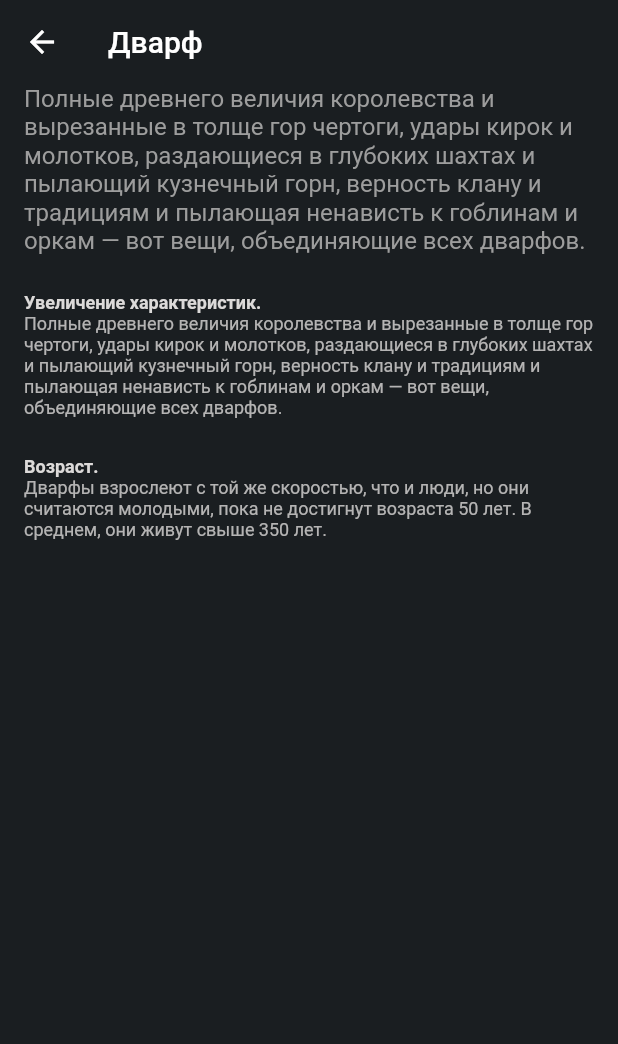
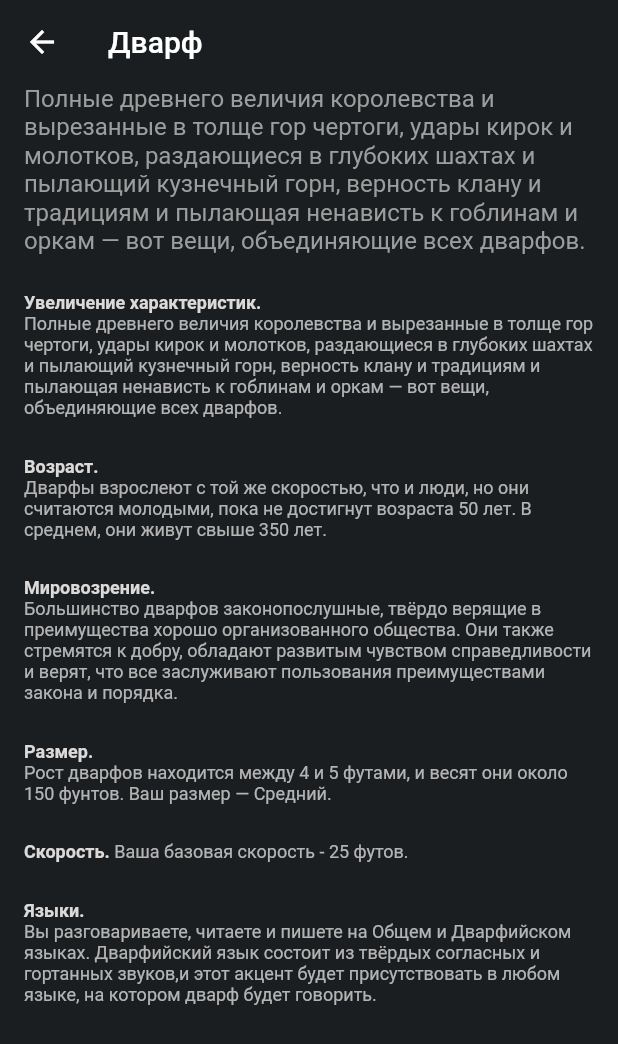
Before and after one commit to fates-dnd/play-dnd, a Flutter app: the NewCharRace screen opened directly, after a tap on "Подробнее", on a phone screen of 412 x 824 dp. Shown: the top 1044 px of the screen. Run offline on Flutter 3.47's test engine with Material 2 defaults, Android fonts, the phone set to English and light mode, and no system bars; our stand-ins replace bloc, flutter_bloc, get_it.

Commit message:
displays basic race info on details screen

```diff
--- a/assets/races.json
+++ b/assets/races.json
@@ -74,7 +74,7 @@
         "url": "/api/languages/dwarvish"
       }
     ],
-    "language_desc": "Вы разговариваете, читаете и пишете на Общем и Дварфийском языках. Дварфийский язык состоит из твёрдых согласных и гортанных звуков,и этот акцент будет присутствовать в любомязыке, на котором дварф будет говорить.",
+    "language_desc": "Вы разговариваете, читаете и пишете на Общем и Дварфийском языках. Дварфийский язык состоит из твёрдых согласных и гортанных звуков,и этот акцент будет присутствовать в любом языке, на котором дварф будет говорить.",
     "traits": [
       {
         "index": "darkvision",
--- a/lib/characters/race_details.dart
+++ b/lib/characters/race_details.dart
@@ -22,12 +22,28 @@ class RaceDetails extends StatelessWidget {
           SizedBox(
             height: 25,
           ),
-          _rowItem(context, 'Увеличение характеристик.', race.description),
+          _rowItem(context, 'Увеличение характеристик. ', race.description),
           SizedBox(
             height: 25,
           ),
-          _rowItem(context, 'Возраст.', race.age)
-        ]));
+          _rowItem(context, 'Возраст. ', race.age),
+          SizedBox(
+            height: 25,
+          ),
+          _rowItem(context, "Мировозрение. ", race.alignment),
+          SizedBox(
+            height: 25,
+          ),
+          _rowItem(context, "Размер. ", race.sizeDescription),
+          SizedBox(
+            height: 25,
+          ),
+          _rowItem(context, "Скорость. ", "Ваша базовая скорость - ${race.baseSpeed} футов."),
+          SizedBox(
+            height: 25,
+          ),
+          _rowItem(context, "Языки. ", race.languagesDescription),
+      ]));
   }
 
   Widget _rowItem(BuildContext context, String title, String body) {
--- a/lib/dto/race.dart
+++ b/lib/dto/race.dart
@@ -6,10 +6,23 @@ class Race {
   final String abilityBonusDescription;
   final List<AbilityBonus> abilityBonuses;
   final String age;
+  final String alignment;
+  final Size size;
+  final String sizeDescription;
+  final String languagesDescription;
 
-  Race(this.index, this.name, this.description, this.baseSpeed,
-      this.abilityBonusDescription, this.abilityBonuses,
-      this.age);
+  Race(
+      this.index,
+      this.name,
+      this.description,
+      this.baseSpeed,
+      this.abilityBonusDescription,
+      this.abilityBonuses,
+      this.age,
+      this.alignment,
+      this.size,
+      this.sizeDescription,
+      this.languagesDescription);
 }
 
 class AbilityBonus {
@@ -25,3 +38,5 @@ class AbilityScore {
 
   AbilityScore(this.index, this.name);
 }
+
+enum Size { SMALL, MEDIUM, LARGE }
--- a/lib/repository/races_repository.dart
+++ b/lib/repository/races_repository.dart
@@ -23,6 +23,10 @@ class RacesRepository {
       json["ability_bonus_description"],
       _abilityBonusesFromJson(json["ability_bonuses"]),
       json["age"] as String,
+      json["alignment"] as String,
+      _parseSize(json["size"] as String),
+      json["size_description"] as String,
+      json["language_desc"] as String
     );
   }
 
@@ -40,4 +44,13 @@ class RacesRepository {
       );
     }).toList();
   }
+
+  Size _parseSize(String json) {
+    switch (json.toLowerCase()) {
+      case "medium": return Size.MEDIUM;
+      case "small": return Size.SMALL;
+      case "large": return Size.LARGE;
+      default: return Size.MEDIUM;
+    }
+  }
 }
```
Also changed, not shown: 1 other file.
